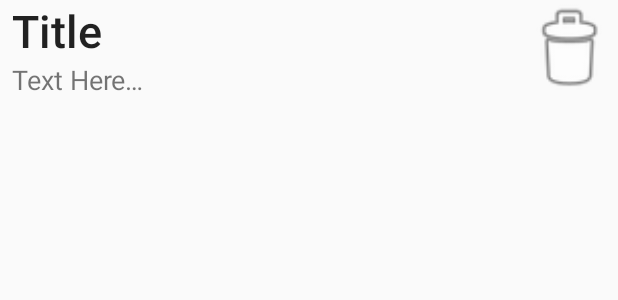
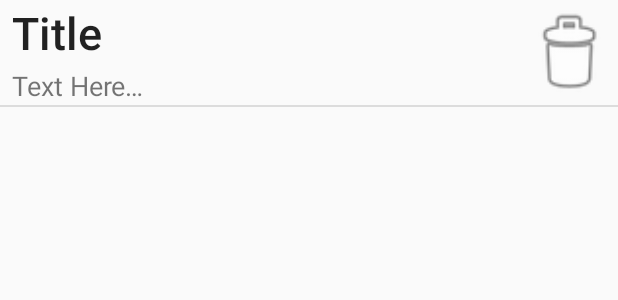
Before and after one commit to Mercury2699/JavaUIApplets, an Android app: the layout note_item.xml on its own in the app's theme, with its tools: preview values and no code run, on a phone screen of 412 x 824 dp. Shown: the top 300 px of the screen. Run offline under Robolectric (Android 15) with nearby library versions, the phone set to English and light mode, and no system bars.

Commit message:
A4 Add divider for RecyclerList

```diff
--- a/a4/app/src/main/java/com/junjie/notepad/MainActivity.java
+++ b/a4/app/src/main/java/com/junjie/notepad/MainActivity.java
@@ -5,6 +5,7 @@ import android.content.Intent;
 import android.os.Bundle;
 import android.widget.Toast;
 import androidx.annotation.Nullable;
+import androidx.recyclerview.widget.DividerItemDecoration;
 import androidx.recyclerview.widget.LinearLayoutManager;
 import androidx.recyclerview.widget.RecyclerView;
 import com.google.android.material.floatingactionbutton.FloatingActionButton;
--- a/a4/app/src/main/res/layout/note_item.xml
+++ b/a4/app/src/main/res/layout/note_item.xml
@@ -16,23 +16,25 @@
 			android:id="@+id/linearLayout"
 			app:layout_constraintEnd_toStartOf="@+id/deleteIcon"
 			android:background="?android:attr/selectableItemBackground"
-			android:layout_marginStart="8dp">
+	>
 
 		<TextView android:layout_width="match_parent"
 				  android:id="@+id/note_title"
 				  android:text="@string/title"
 				  android:layout_height="wrap_content"
-				  android:textSize="30sp" android:textAppearance="@style/TextAppearance.AppCompat.Body2"/>
+				  android:textSize="30sp" android:textAppearance="@style/TextAppearance.AppCompat.Body2"
+				  android:paddingHorizontal="8dp" android:paddingVertical="1dp"/>
 		<TextView android:layout_width="match_parent"
 				  android:id="@+id/note_text"
 				  android:text="@string/text_here"
 				  android:layout_height="wrap_content"
-				  android:textSize="18sp"/>
+				  android:textSize="18sp" android:paddingHorizontal="8dp" android:paddingVertical="1dp"/>
 
 	</LinearLayout>
+
 	<ImageView
 			android:layout_width="65dp"
-			android:layout_height="65dp"
+			android:layout_height="0dp"
 			app:srcCompat="@android:drawable/ic_menu_delete"
 			android:id="@+id/deleteIcon"
 			android:clickable="true"
@@ -41,5 +43,16 @@
 			app:layout_constraintStart_toEndOf="@+id/linearLayout"
 			android:background="?android:attr/selectableItemBackground"
 			app:layout_constraintHorizontal_bias="0.51"
-			app:layout_constraintTop_toTopOf="parent" android:contentDescription="@string/delete"/>
+			app:layout_constraintTop_toTopOf="parent" android:contentDescription="@string/delete"
+			android:paddingHorizontal="1dp" android:paddingVertical="1dp"
+			app:layout_constraintBottom_toBottomOf="@+id/linearLayout"/>
+	<View
+			android:id="@+id/divider"
+			android:layout_width="match_parent"
+			android:layout_height="1dp"
+			android:background="?android:attr/listDivider"
+			app:layout_constraintBottom_toBottomOf="@+id/linearLayout"
+			app:layout_constraintTop_toBottomOf="@+id/linearLayout" app:layout_constraintStart_toStartOf="parent"
+			app:layout_constraintEnd_toEndOf="parent"/>
+
 </androidx.constraintlayout.widget.ConstraintLayout>
```
Also changed, not shown: a4/app/src/main/java/com/junjie/notepad/EditNoteActivity.java (+17 -2 lines).
